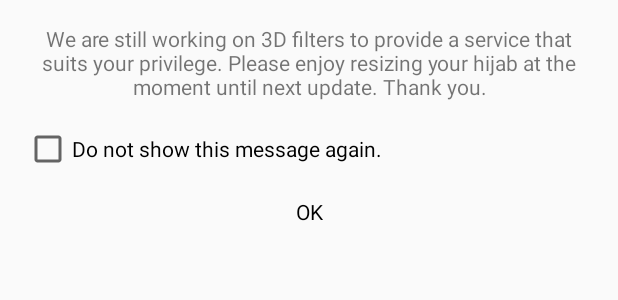
After one commit to hadyelmahrangy/photo_app_with_effects, an Android app: the layout message_layout.xml on its own in the app's theme, with its tools: preview values and no code run, on a phone screen of 412 x 824 dp. The commit adds this screen. Shown: the top 300 px of the screen. Run offline under Robolectric (Android 15) with nearby library versions, the phone set to English and light mode, and no system bars.

Commit message:
added dialog to start

```diff
--- /dev/null
+++ b/app/src/main/res/layout/message_layout.xml
@@ -0,0 +1,39 @@
+<?xml version="1.0" encoding="utf-8"?>
+<android.support.constraint.ConstraintLayout xmlns:android="http://schemas.android.com/apk/res/android"
+    android:layout_width="match_parent"
+    android:layout_height="wrap_content"
+    android:padding="16dp"
+    xmlns:app="http://schemas.android.com/apk/res-auto">
+
+    <TextView
+        android:id="@+id/msg_title"
+        android:layout_width="0dp"
+        android:layout_height="wrap_content"
+        android:text="@string/message_about_update"
+        android:gravity="center"
+        app:layout_constraintStart_toStartOf="parent"
+        app:layout_constraintEnd_toEndOf="parent"
+        app:layout_constraintTop_toTopOf="parent"/>
+
+    <CheckBox
+        android:id="@+id/showAgain"
+        android:layout_width="0dp"
+        android:layout_height="wrap_content"
+        app:layout_constraintTop_toBottomOf="@+id/msg_title"
+        app:layout_constraintStart_toStartOf="parent"
+        app:layout_constraintEnd_toEndOf="parent"
+        android:layout_marginTop="16dp"
+        android:text="@string/do_not_show_msg"/>
+
+    <TextView
+        android:id="@+id/btn_ok"
+        android:layout_width="wrap_content"
+        android:layout_height="wrap_content"
+        app:layout_constraintStart_toStartOf="parent"
+        app:layout_constraintEnd_toEndOf="parent"
+        android:layout_marginTop="16dp"
+        android:textColor="@color/black"
+        app:layout_constraintTop_toBottomOf="@+id/showAgain"
+        android:text="OK"/>
+
+</android.support.constraint.ConstraintLayout>
--- a/app/src/main/res/values/strings.xml
+++ b/app/src/main/res/values/strings.xml
@@ -44,4 +44,6 @@
     <string name="miss_etikate">Miss Etikate</string>
     <string name="soft_elegance">Soft Elegance</string>
     <string name="gotham">Gotham</string>
+    <string name="message_about_update">We are still working on 3D filters to provide a service that suits your privilege. Please enjoy resizing your hijab at the moment until next update. Thank you.</string>
+    <string name="do_not_show_msg">Do not show this message again.</string>
 </resources>
```
Also changed, not shown: app/src/main/java/hadyelmahrangy/com/photoapp/camera/CameraActivity.java (+13 -1 lines), app/src/main/java/hadyelmahrangy/com/photoapp/camera/MessageDialog.java (added, +56 -0 lines), app/src/main/java/hadyelmahrangy/com/photoapp/util/SharedPrefUtils.java (added, +21 -0 lines).
